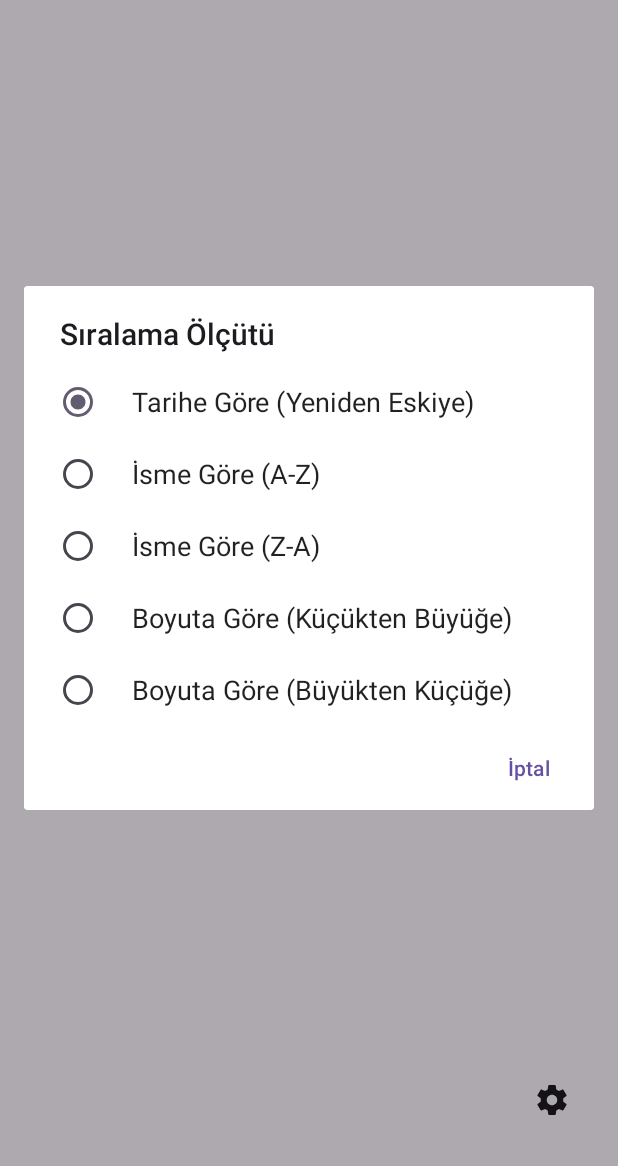
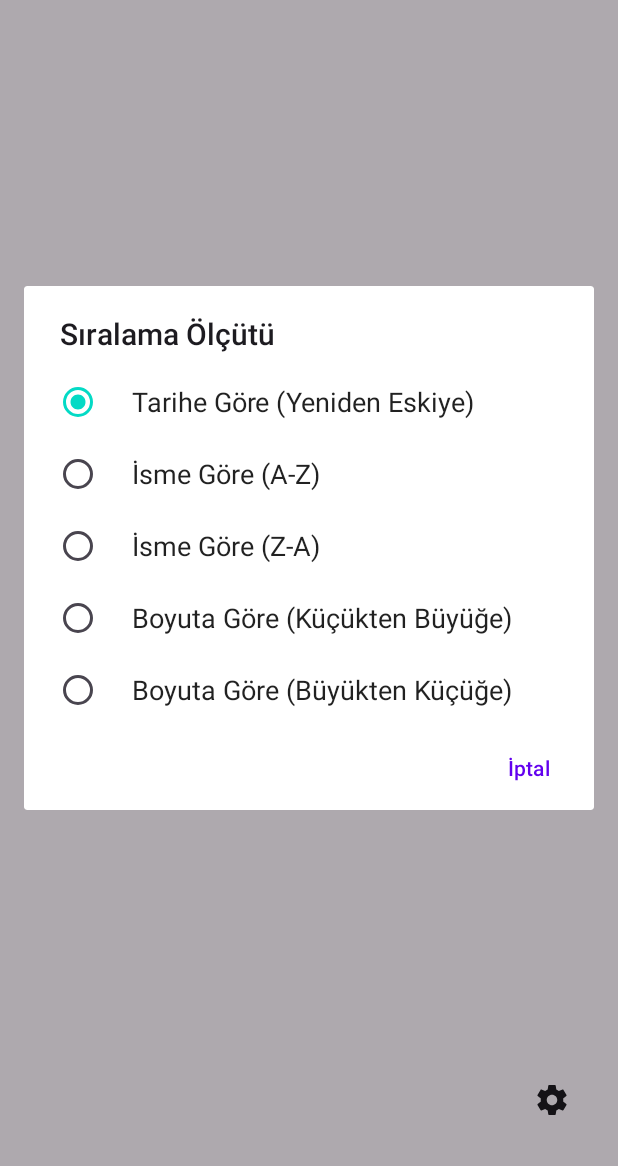
Before and after one commit to bakituncher/SmartArchive, an Android app: the screen it shows after launch (MainActivity), after a tap on "Sırala", on a phone screen of 412 x 824 dp, the part 70-1236 px from its top. Run offline under Robolectric (Android 15) with nearby library versions, the phone set to English and light mode, and no system bars; 1 other tap on this screen came first.

Commit message:
tema iyileştirmeleri yapıldı.

```diff
--- a/app/src/main/res/layout/activity_main.xml
+++ b/app/src/main/res/layout/activity_main.xml
@@ -5,7 +5,7 @@
     xmlns:tools="http://schemas.android.com/tools"
     android:layout_width="match_parent"
     android:layout_height="match_parent"
-    tools:context=".MainActivity">
+    android:fitsSystemWindows="true"  tools:context=".MainActivity">
 
     <com.google.android.material.appbar.AppBarLayout
         android:id="@+id/appBarLayout"
--- a/app/src/main/res/values-night/themes.xml
+++ b/app/src/main/res/values-night/themes.xml
@@ -1,7 +1,12 @@
 <resources xmlns:tools="http://schemas.android.com/tools">
-    <!-- Base application theme. -->
     <style name="Base.Theme.CepArsivi" parent="Theme.Material3.DayNight.NoActionBar">
-        <!-- Customize your dark theme here. -->
-        <!-- <item name="colorPrimary">@color/my_dark_primary</item> -->
+        <item name="colorPrimary">@color/purple_200</item>
+        <item name="colorPrimaryVariant">@color/purple_700</item>
+        <item name="colorOnPrimary">@color/black</item>
+        <item name="colorSecondary">@color/teal_200</item>
+        <item name="colorSecondaryVariant">@color/teal_200</item>
+        <item name="colorOnSecondary">@color/black</item>
+        <item name="android:statusBarColor">?attr/colorPrimaryVariant</item>
+        <item name="android:windowLightStatusBar" tools:targetApi="23">false</item>
     </style>
 </resources>
--- a/app/src/main/res/values/colors.xml
+++ b/app/src/main/res/values/colors.xml
@@ -2,4 +2,9 @@
 <resources>
     <color name="black">#FF000000</color>
     <color name="white">#FFFFFFFF</color>
+    <color name="purple_200">#FFBB86FC</color>
+    <color name="purple_500">#FF6200EE</color>
+    <color name="purple_700">#FF3700B3</color>
+    <color name="teal_200">#FF03DAC5</color>
+    <color name="teal_700">#FF018786</color>
 </resources>
--- a/app/src/main/res/values/themes.xml
+++ b/app/src/main/res/values/themes.xml
@@ -1,5 +1,13 @@
 <resources xmlns:tools="http://schemas.android.com/tools">
     <style name="Base.Theme.CepArsivi" parent="Theme.Material3.DayNight.NoActionBar">
+        <item name="colorPrimary">@color/purple_500</item>
+        <item name="colorPrimaryVariant">@color/purple_700</item>
+        <item name="colorOnPrimary">@color/white</item>
+        <item name="colorSecondary">@color/teal_200</item>
+        <item name="colorSecondaryVariant">@color/teal_700</item>
+        <item name="colorOnSecondary">@color/black</item>
+        <item name="android:statusBarColor">?attr/colorPrimaryVariant</item>
+        <item name="android:windowLightStatusBar" tools:targetApi="23">true</item>
     </style>
 
     <style name="Theme.CepArsivi" parent="Base.Theme.CepArsivi" />
```
